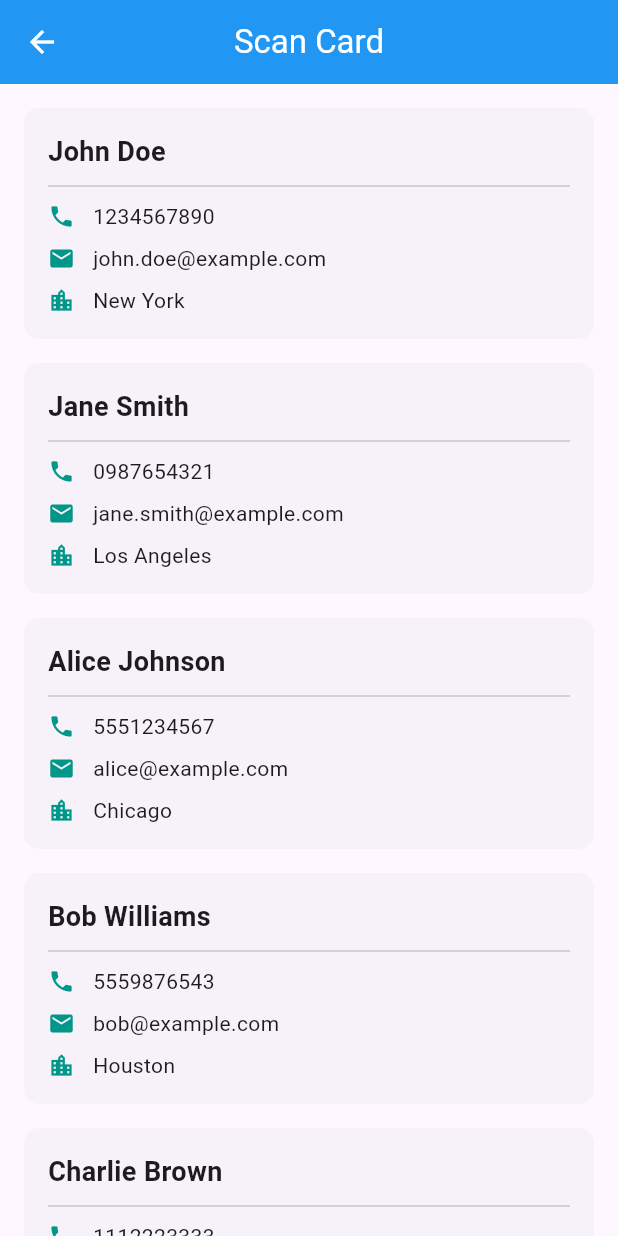
After one commit to Abhi17Rj/OpenHack-2.0, a Flutter app: the screen it shows after launch, after a tap on "Upload Image", on a phone screen of 412 x 824 dp. The commit adds this screen. Run offline on Flutter 3.47's test engine with Material 3 defaults, Android fonts, the phone set to English and light mode, and no system bars; our stand-ins replace image_picker.

Commit message:
My changes for list

```diff
--- a/UI/smart_card/lib/camera.dart
+++ b/UI/smart_card/lib/camera.dart
@@ -57,7 +57,7 @@ class _ImagePickState extends State<ImagePick> {
                 backgroundColor: Colors.pinkAccent,
                 foregroundColor: Colors.white,
                 shape: RoundedRectangleBorder(
-                  borderRadius: BorderRadius.circular(30.0), // Adjust the radius for roundness
+                  borderRadius: BorderRadius.circular(5.0), // Adjust the radius for roundness
                 )
               ),
             ),
--- a/UI/smart_card/lib/contact.dart
+++ b/UI/smart_card/lib/contact.dart
@@ -1,6 +1,7 @@
 // lib/contact.dart (Final Corrected Version)
 
 import 'package:flutter/material.dart';
+import 'package:url_launcher/url_launcher.dart';
 
 // Data model class
 class ContactDetails {
@@ -47,7 +48,12 @@ class ContactCard extends StatelessWidget {
             const Divider(height: 20.0),
 
             // *** We must call the helper methods here to display the info: ***
-            _buildCompactRow(Icons.phone, contact.phone),
+            GestureDetector(child: _buildCompactRow(Icons.phone, contact.phone),
+              onTap: () {
+                print("object");
+                _makePhoneCall(contact.phone);
+              },
+            ),
             const SizedBox(height: 8.0),
 
             _buildCompactRow(Icons.email, contact.email),
@@ -75,4 +81,21 @@ class ContactCard extends StatelessWidget {
       ],
     );
   }
+
+
+  Future<void> _makePhoneCall(String phoneNumber) async {
+    // Use the 'tel:' scheme followed by the phone number
+    final Uri launchUri = Uri(
+      scheme: 'tel',
+      path: phoneNumber,
+    );
+
+    // Check if the URL can be launched and then launch it
+    if (await canLaunchUrl(launchUri)) {
+      await launchUrl(launchUri);
+    } else {
+      // Handle the error (e.g., show a SnackBar to the user)
+      throw 'Could not launch $phoneNumber';
+    }
+  }
 }
--- a/UI/smart_card/lib/home.dart
+++ b/UI/smart_card/lib/home.dart
@@ -3,6 +3,7 @@
 import 'package:flutter/material.dart';
 import 'package:smart_card/scan.dart';
 import 'contact.dart'; // Import the contact card widget and model
+import 'list_card.dart';
 
 class HomeScreen extends StatelessWidget {
   const HomeScreen({super.key});
@@ -36,7 +37,19 @@ class HomeScreen extends StatelessWidget {
               style: TextStyle(fontSize: 18, fontWeight: FontWeight.bold),
             ),
             const SizedBox(height: 12),
-
+            ElevatedButton(
+              onPressed: () {
+                Navigator.push(context, MaterialPageRoute(builder: (context) => ListCard()));
+              }, // Disable button if no image is picked
+              child: Text("Upload Image"),
+              style: ElevatedButton.styleFrom(
+                backgroundColor: Colors.pinkAccent,
+                foregroundColor: Colors.white,
+                shape: RoundedRectangleBorder(
+                  borderRadius: BorderRadius.circular(5.0), // Adjust the radius for roundness
+                )
+              ),
+            ),
             ContactCard(contact: sampleContact),
 
             const SizedBox(height: 32),
--- /dev/null
+++ b/UI/smart_card/lib/list_card.dart
@@ -0,0 +1,99 @@
+// lib/list_card.dart (Updated version of the code you provided)
+
+import 'package:flutter/material.dart';
+// import 'camera.dart'; // Unused in this context, but kept
+import 'contact.dart'; // Import your ContactCard and ContactDetails classes
+
+class ListCard extends StatefulWidget {
+  const ListCard({super.key});
+
+  @override
+  State<ListCard> createState() => _ListCardState();
+}
+
+class _ListCardState extends State<ListCard> {
+  // List variable to hold the fetched records
+  List<ContactDetails> _contactRecords = [];
+  bool _isLoading = true;
+
+  @override
+  void initState() {
+    super.initState();
+    // Fetch the data as soon as the widget initializes
+    _fetchRecords();
+  }
+
+  // Method to manually "fetch" 5 records
+  Future<void> _fetchRecords() async {
+    // Simulate a network delay
+    await Future.delayed(Duration(seconds: 1));
+
+    // Manually create 5 sample records
+    final List<ContactDetails> fetchedData = [
+      ContactDetails(
+          name: "John Doe",
+          phone: "1234567890",
+          email: "john.doe@example.com",
+          city: "New York"),
+      ContactDetails(
+          name: "Jane Smith",
+          phone: "0987654321",
+          email: "jane.smith@example.com",
+          city: "Los Angeles"),
+      ContactDetails(
+          name: "Alice Johnson",
+          phone: "5551234567",
+          email: "alice@example.com",
+          city: "Chicago"),
+      ContactDetails(
+          name: "Bob Williams",
+          phone: "5559876543",
+          email: "bob@example.com",
+          city: "Houston"),
+      ContactDetails(
+          name: "Charlie Brown",
+          phone: "1112223333",
+          email: "charlie@example.com",
+          city: "Miami"),
+    ];
+
+    // Update the state with the new data and stop loading indicator
+    setState(() {
+      _contactRecords = fetchedData;
+      _isLoading = false;
+    });
+  }
+
+  @override
+  Widget build(BuildContext context) {
+    return Scaffold(
+      appBar: AppBar(
+        title: const Text(
+          "Scan Card",
+          style: TextStyle(color: Colors.white),
+        ),
+        centerTitle: true,
+        backgroundColor: Colors.blue,
+        leading: IconButton(
+          icon: const Icon(Icons.arrow_back, color: Colors.white),
+          onPressed: () {
+            Navigator.pop(context);
+          },
+        ),
+      ),
+      body: _isLoading
+          ? Center(child: CircularProgressIndicator()) // Show a spinner while loading
+          : ListView.builder(
+              padding: const EdgeInsets.all(16.0),
+              itemCount: _contactRecords.length,
+              itemBuilder: (context, index) {
+                // Pass each record to your custom ContactCard widget
+                return Padding(
+                  padding: const EdgeInsets.only(bottom: 16.0),
+                  child: ContactCard(contact: _contactRecords[index]),
+                );
+              },
+            ),
+    );
+  }
+}
--- a/UI/smart_card/pubspec.yaml
+++ b/UI/smart_card/pubspec.yaml
@@ -37,6 +37,7 @@ dependencies:
   cupertino_icons: ^1.0.8
   image_picker: ^1.2.1
   http: ^1.1.0
+  url_launcher: ^6.3.0
 
 dev_dependencies:
   flutter_test:
```
Also changed, not shown: UI/smart_card/pubspec.lock, 7 other files.
